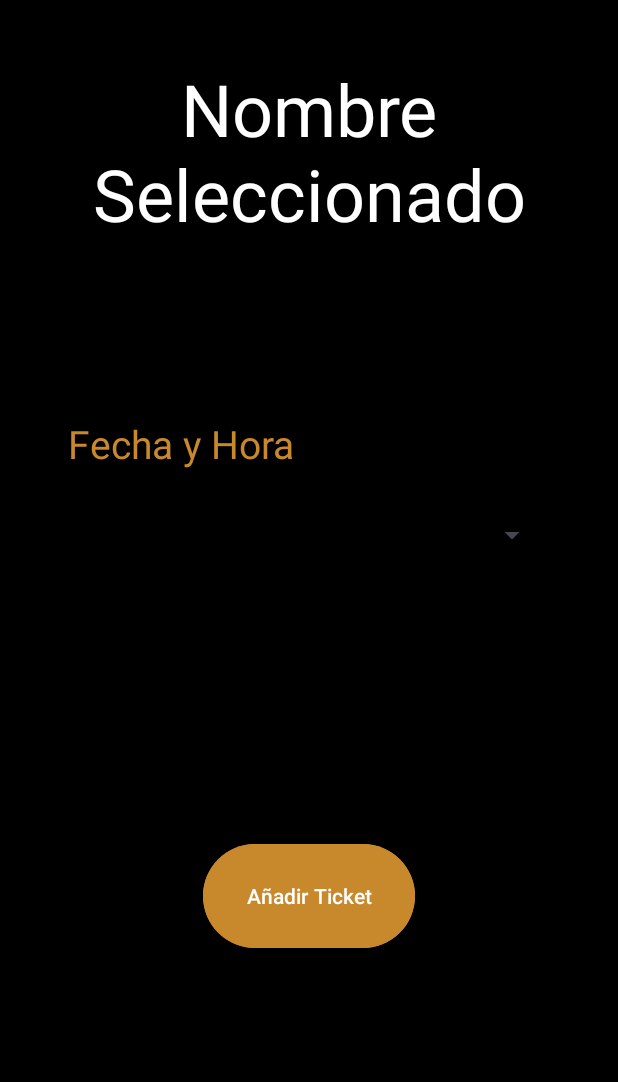
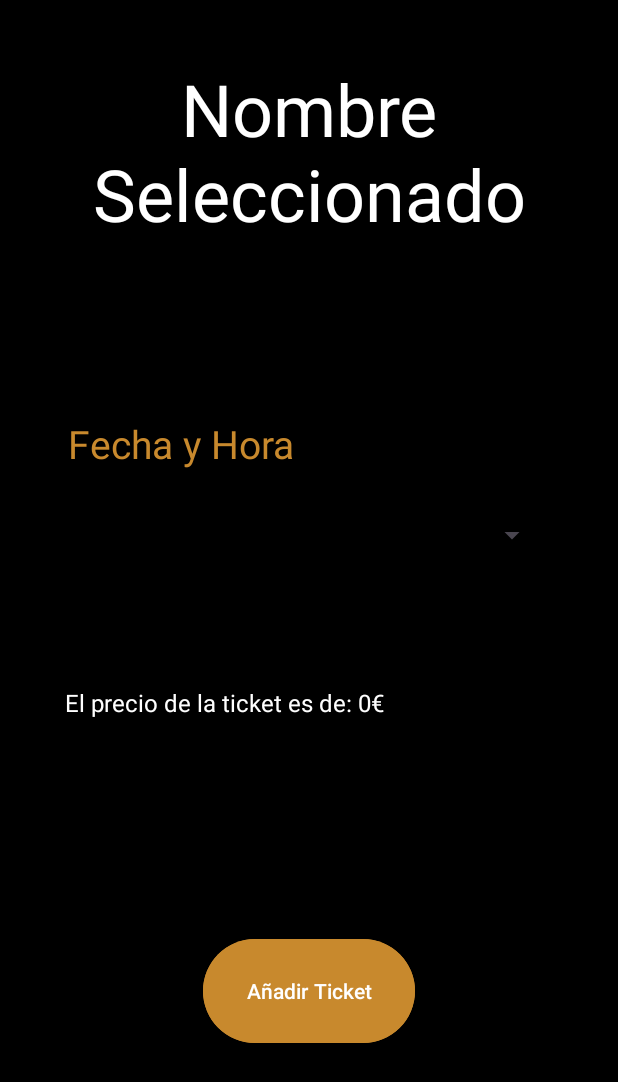
Before and after one commit to ClementeRodReg/FirestoreApplication, an Android app: the SalasHorasFechas screen opened directly, with no data from a screen before it, on a phone screen of 412 x 824 dp. Shown: the top 1082 px of the screen. Run offline under Robolectric (Android 15) with nearby library versions, the light colour scheme and no system bars; our stand-ins replace Firebase (no records; nobody signed in at launch, a user with empty details on screens opened directly); libraries missing offline, so code that uses them is left out: org.checkerframework.checker; 6 statements that could not run were skipped.

Commit message:
Quitar rotación en movil

```diff
--- a/app/src/main/java/com/example/firestoredemo/vista/EditNombreUser.java
+++ b/app/src/main/java/com/example/firestoredemo/vista/EditNombreUser.java
@@ -5,7 +5,9 @@ import static androidx.constraintlayout.helper.widget.MotionEffect.TAG;
 import androidx.annotation.NonNull;
 import androidx.appcompat.app.AppCompatActivity;
 
+import android.annotation.SuppressLint;
 import android.content.Intent;
+import android.content.pm.ActivityInfo;
 import android.os.Bundle;
 import android.util.Log;
 import android.view.View;
@@ -29,10 +31,14 @@ public class EditNombreUser extends AppCompatActivity {
 
 
 
+    @SuppressLint("SourceLockedOrientationActivity")
     @Override
     protected void onCreate(Bundle savedInstanceState) {
         super.onCreate(savedInstanceState);
         setContentView(R.layout.activity_edit_nombre_user);
+
+        // Bloquear la orientación de la pantalla en modo retrato
+        setRequestedOrientation(ActivityInfo.SCREEN_ORIENTATION_PORTRAIT);
 
         //Obtener informacion seleccionada mediante putExta
         gmail = getIntent().getStringExtra("id_gmail");
--- a/app/src/main/java/com/example/firestoredemo/vista/Evento.java
+++ b/app/src/main/java/com/example/firestoredemo/vista/Evento.java
@@ -2,6 +2,7 @@ package com.example.firestoredemo.vista;
 
 import android.annotation.SuppressLint;
 import android.content.Intent;
+import android.content.pm.ActivityInfo;
 import android.os.Bundle;
 import android.os.Handler;
 import android.view.View;
@@ -32,9 +33,13 @@ public class Evento extends AppCompatActivity {
     ImageView iCargando;
     String gmail = "";
 
+    @SuppressLint("SourceLockedOrientationActivity")
     @Override
     protected void onCreate(Bundle savedInstanceState) {
         super.onCreate(savedInstanceState);
+
+        // Bloquear la orientación de la pantalla en modo retrato
+        setRequestedOrientation(ActivityInfo.SCREEN_ORIENTATION_PORTRAIT);
 
         // Establecer el diseño de la actividad
         setContentView(R.layout.activity_evento);
--- a/app/src/main/java/com/example/firestoredemo/vista/EventoSeleccionado.java
+++ b/app/src/main/java/com/example/firestoredemo/vista/EventoSeleccionado.java
@@ -4,6 +4,7 @@ import androidx.appcompat.app.AppCompatActivity;
 
 import android.annotation.SuppressLint;
 import android.content.Intent;
+import android.content.pm.ActivityInfo;
 import android.os.Bundle;
 import android.os.Handler;
 import android.view.View;
@@ -38,10 +39,14 @@ public class EventoSeleccionado extends AppCompatActivity {
     String nombreSala = "";
     String gmail = "";
 
+    @SuppressLint("SourceLockedOrientationActivity")
     @Override
     protected void onCreate(Bundle savedInstanceState) {
         super.onCreate(savedInstanceState);
         setContentView(R.layout.activity_eventoseleccionado);
+
+        // Bloquear la orientación de la pantalla en modo retrato
+        setRequestedOrientation(ActivityInfo.SCREEN_ORIENTATION_PORTRAIT);
 
         MetodosEventoSeleccionado metodosEventoSeleccionado = new MetodosEventoSeleccionado();
 
--- a/app/src/main/java/com/example/firestoredemo/vista/MainActivity.java
+++ b/app/src/main/java/com/example/firestoredemo/vista/MainActivity.java
@@ -4,8 +4,10 @@ import static android.content.ContentValues.TAG;
 
 import androidx.appcompat.app.AppCompatActivity;
 
+import android.annotation.SuppressLint;
 import android.content.Intent;
 import android.content.SharedPreferences;
+import android.content.pm.ActivityInfo;
 import android.os.Bundle;
 import android.util.Log;
 import android.view.View;
@@ -47,10 +49,14 @@ public class MainActivity extends AppCompatActivity {
         }
     }
 
+    @SuppressLint("SourceLockedOrientationActivity")
     @Override
     protected void onCreate(Bundle savedInstanceState) {
         super.onCreate(savedInstanceState);
         setContentView(R.layout.activity_main);
+
+        // Bloquear la orientación de la pantalla en modo retrato
+        setRequestedOrientation(ActivityInfo.SCREEN_ORIENTATION_PORTRAIT);
 
         metodoBorrarTickets.borrarTickets();
 
--- a/app/src/main/java/com/example/firestoredemo/vista/SalasHorasFechas.java
+++ b/app/src/main/java/com/example/firestoredemo/vista/SalasHorasFechas.java
@@ -3,7 +3,9 @@ package com.example.firestoredemo.vista;
 import androidx.appcompat.app.AppCompatActivity;
 
 //import android.app.ProgressDialog;
+import android.annotation.SuppressLint;
 import android.content.Intent;
+import android.content.pm.ActivityInfo;
 import android.graphics.Color;
 import android.os.Bundle;
 import android.os.Handler;
@@ -19,6 +21,8 @@ import com.example.firestoredemo.metodos.MetodoInsercion;
 import com.example.firestoredemo.metodos.MetodosObtencion;
 import com.example.firestoredemo.modelo.Tickets;
 
+import java.math.RoundingMode;
+import java.text.DecimalFormat;
 import java.util.ArrayList;
 import java.util.regex.Matcher;
 import java.util.regex.Pattern;
@@ -26,6 +30,7 @@ import java.util.regex.Pattern;
 public class SalasHorasFechas extends AppCompatActivity {
 
     TextView lblEventoSeleccionado;
+    TextView lbl_precio;
     private ArrayList<String> fechas;
     MetodoInsercion metodoInsercion = new MetodoInsercion();
     String fecha = "";
@@ -44,15 +49,19 @@ public class SalasHorasFechas extends AppCompatActivity {
     Button btn_AnadirTicket;
     Tickets tickets = new Tickets();
 
+    @SuppressLint({"SourceLockedOrientationActivity", "SetTextI18n"})
     @Override
     protected void onCreate(Bundle savedInstanceState) {
         super.onCreate(savedInstanceState);
         setContentView(R.layout.activity_salas_horas_fechas);
 
+        // Bloquear la orientación de la pantalla en modo retrato
+        setRequestedOrientation(ActivityInfo.SCREEN_ORIENTATION_PORTRAIT);
+
         // Iniciadores de ID
         lblEventoSeleccionado = findViewById(R.id.lblEventoSeleccionado);
         Spinner comboBoxFecha = findViewById(R.id.comboBoxFecha);
-
+        lbl_precio = findViewById(R.id.lbl_precio);
         btn_AnadirTicket = findViewById(R.id.btn_AnadirTicket);
 
         //Saca nombre evento seleccionado
@@ -95,6 +104,10 @@ public class SalasHorasFechas extends AppCompatActivity {
             }
         }, delay);
 
+        //Poner precio en label
+        DecimalFormat df = new DecimalFormat("#.##");
+        df.setRoundingMode(RoundingMode.CEILING);
+        lbl_precio.setText("El precio de la ticket es de: " + df.format(precioEvento) + "€");
 
         //Sacar el numero de la sala
         Pattern pattern = Pattern.compile("\\d");
--- a/app/src/main/java/com/example/firestoredemo/vista/Ticket.java
+++ b/app/src/main/java/com/example/firestoredemo/vista/Ticket.java
@@ -6,6 +6,7 @@ import androidx.appcompat.app.AppCompatActivity;
 import android.annotation.SuppressLint;
 import android.content.DialogInterface;
 import android.content.Intent;
+import android.content.pm.ActivityInfo;
 import android.os.Bundle;
 import android.os.Handler;
 import android.view.View;
@@ -37,10 +38,14 @@ public class Ticket extends AppCompatActivity {
     ArrayList<Double> precios = new ArrayList<>();
     int i = 0;
 
+    @SuppressLint("SourceLockedOrientationActivity")
     @Override
     protected void onCreate(Bundle savedInstanceState) {
         super.onCreate(savedInstanceState);
         setContentView(R.layout.activity_ticket);
+
+        // Bloquear la orientación de la pantalla en modo retrato
+        setRequestedOrientation(ActivityInfo.SCREEN_ORIENTATION_PORTRAIT);
 
         //Obtener informacion seleccionada mediante putExta
         linearLayout = findViewById(R.id.linearLayout);
--- a/app/src/main/java/com/example/firestoredemo/vista/Vista_categorias.java
+++ b/app/src/main/java/com/example/firestoredemo/vista/Vista_categorias.java
@@ -4,6 +4,7 @@ import androidx.appcompat.app.AppCompatActivity;
 
 import android.annotation.SuppressLint;
 import android.content.Intent;
+import android.content.pm.ActivityInfo;
 import android.os.Bundle;
 import android.util.Log;
 import android.view.View;
@@ -32,10 +33,14 @@ public class Vista_categorias extends AppCompatActivity {
     boolean ticketAnyadido = false;
     boolean invitadoActivo = true;
 
+    @SuppressLint("SourceLockedOrientationActivity")
     @Override
     protected void onCreate(Bundle savedInstanceState) {
         super.onCreate(savedInstanceState);
         setContentView(R.layout.activity_vista_categorias);
+
+        // Bloquear la orientación de la pantalla en modo retrato
+        setRequestedOrientation(ActivityInfo.SCREEN_ORIENTATION_PORTRAIT);
 
         myBBDD = FirebaseFirestore.getInstance();
 
--- a/app/src/main/res/layout/activity_salas_horas_fechas.xml
+++ b/app/src/main/res/layout/activity_salas_horas_fechas.xml
@@ -62,7 +62,25 @@
         app:layout_constraintEnd_toEndOf="parent"
         app:layout_constraintStart_toStartOf="parent"
         app:layout_constraintTop_toBottomOf="@+id/comboBoxFecha"
-        app:layout_constraintVertical_bias="0.492"
+        app:layout_constraintVertical_bias="0.663"
         tools:ignore="TextContrastCheck" />
 
+    <TextView
+        android:id="@+id/lbl_precio"
+        android:layout_width="267dp"
+        android:layout_height="29dp"
+        android:text="@string/lbl_precioString"
+        android:textColor="@color/white"
+        android:textColorHighlight="@color/white"
+        android:textColorHint="@color/white"
+        android:textColorLink="@color/white"
+        android:textSize="16sp"
+        app:layout_constraintBottom_toTopOf="@+id/btn_AnadirTicket"
+        app:layout_constraintEnd_toEndOf="parent"
+        app:layout_constraintHorizontal_bias="0.298"
+        app:layout_constraintStart_toStartOf="parent"
+        app:layout_constraintTop_toBottomOf="@+id/comboBoxFecha"
+        app:layout_constraintVertical_bias="0.376"
+        tools:ignore="TextSizeCheck" />
+
 </androidx.constraintlayout.widget.ConstraintLayout>
--- a/app/src/main/res/values/strings.xml
+++ b/app/src/main/res/values/strings.xml
@@ -41,4 +41,5 @@
     <string name="btn_aceptar">Aceptar</string>
     <string name="lbl_texoCambieNombre">Cambie su nombre</string>
     <string name="lbl_perfil">Perfil</string>
+    <string name="lbl_precioString">El precio de la entrada es de:</string>
 </resources>
```
Also changed, not shown: app/src/main/java/com/example/firestoredemo/vista/RegistrarUsuarios.java (+8 -0 lines).
